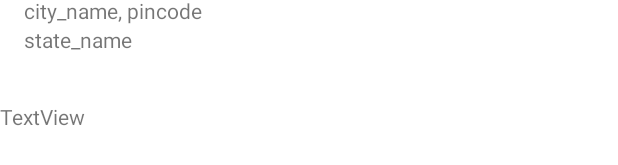
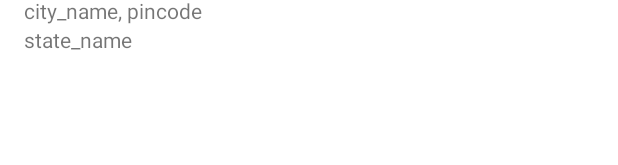
Before and after one commit to Accomple/AndroidApp, an Android app: the layout activity_building_detail.xml on its own in the app's theme, with its tools: preview values and no code run, on a phone screen of 412 x 824 dp. Shown: the part 953-1118 px from the top of the screen. Run offline under Robolectric (Android 15) with nearby library versions, the phone set to English and light mode, and no system bars; network calls fail.

Commit message:
template for building detail

```diff
--- a/app/src/main/res/layout/activity_building_detail.xml
+++ b/app/src/main/res/layout/activity_building_detail.xml
@@ -275,7 +275,6 @@
                 android:layout_height="wrap_content"
                 android:layout_marginTop="32dp"
                 android:layout_marginBottom="64dp"
-                android:text="TextView"
                 app:layout_constraintBottom_toBottomOf="parent"
                 app:layout_constraintEnd_toEndOf="parent"
                 app:layout_constraintStart_toStartOf="parent"
```
